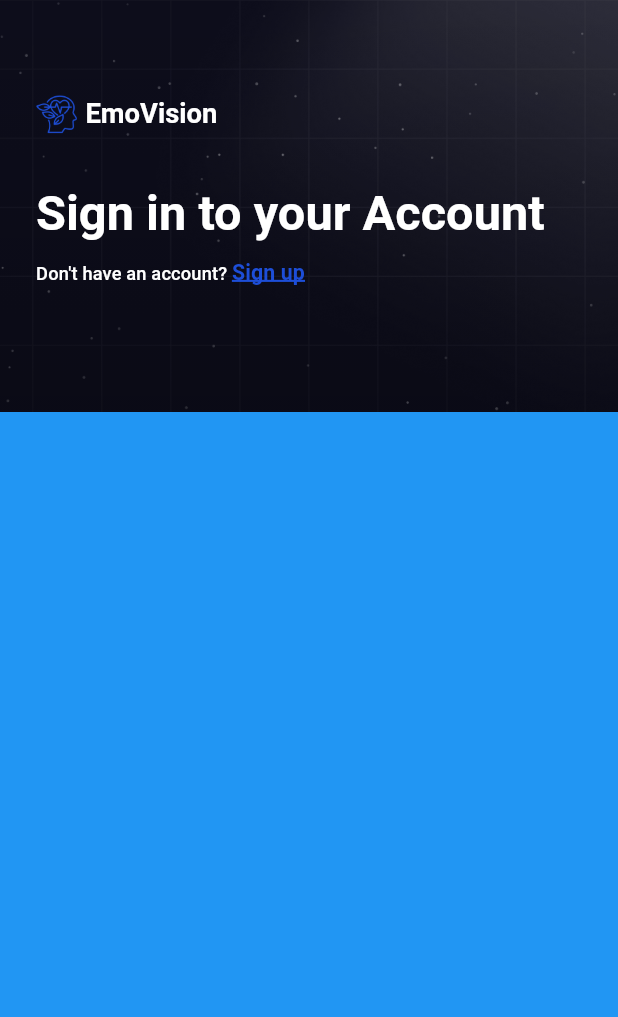
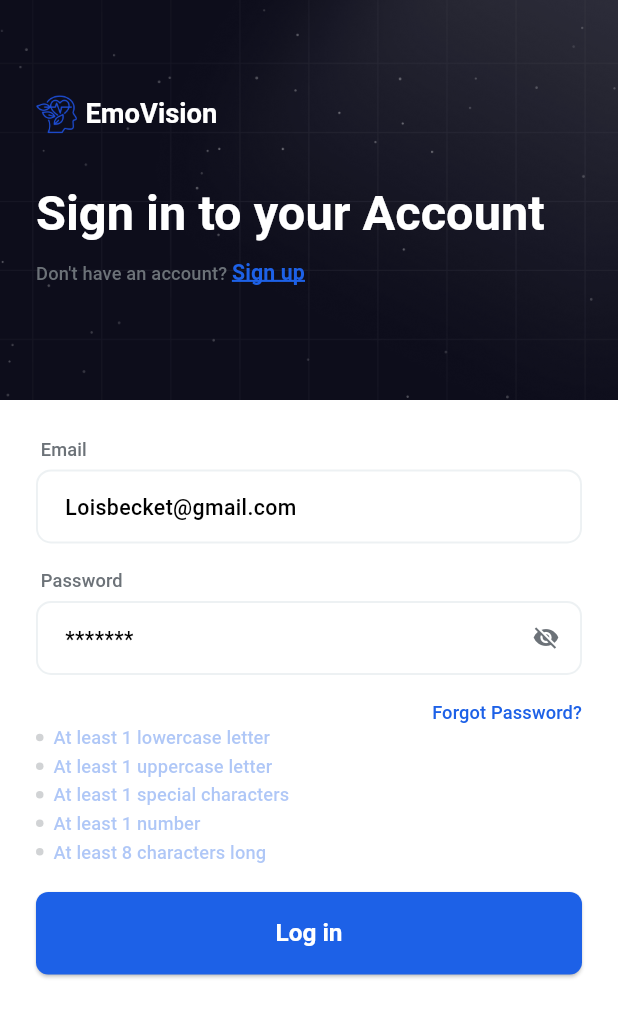
Before and after one commit to khaledNat3y/emo-vision, a Flutter app: the screen it shows after launch, on a phone screen of 412 x 824 dp. Shown: the top 1017 px of the screen. Run offline on Flutter 3.47's test engine with Material 3 defaults, Android fonts, the phone set to English and light mode, and no system bars; our stand-ins replace flutter_screenutil, flutter_secure_storage, shared_preferences, smooth_page_indicator; Roboto replaces fonts that are missing (LeagueSpartan).

Commit message:
-refactored app theme and added login form with validation -simplified theme configuration by removing unused components -updated color scheme with new primary color and grey variants -added login form widget with email/password fields and validation -implemented password strength validation with visual indicators -created reusable text form field and button components -updated login screen layout to use form instead of placeholder

```diff
--- a/lib/core/theming/app_colors.dart
+++ b/lib/core/theming/app_colors.dart
@@ -5,9 +5,9 @@ abstract class AppColors {
   static const Color backgroundLight = Color(0xffffffff);
   static const Color surfaceLight = Color(0xffffffff);
   static const Color textPrimaryLight = Color(0xff0F172A);
-  static const Color textSecondaryLight = Color(0xff64748B);
+  static const Color grey = Color(0xff6C7278);
   static const Color textTertiaryLight = Color(0xff94A3B8);
-  static const Color borderLight = Color(0xffe5e5e5);
+  static const Color borderLight = Color(0xffEDF1F3);
   static const Color dividerLight = Color(0xfff0f0f0);
 
   // Dark Theme Colors
@@ -22,8 +22,8 @@ abstract class AppColors {
   // Common Colors
   static const Color white = Color(0xffffffff);
   static const Color black = Color(0xff000000);
-  static const Color primary = Color(0xff1d4ed8);
-  static const Color primaryDark = Color(0xff2563EB);
+  static const Color primary = Color(0xff1D61E7);
+  static const Color primaryDark = Color(0xff1d4ed8); /// don't use this color
   static const Color secondary = Color(0xff06B6D4);
   static const Color tertiary = Color(0xff8B5CF6);
   static const Color success = Color(0xff10b981);
--- a/lib/core/theming/app_text_theme.dart
+++ b/lib/core/theming/app_text_theme.dart
@@ -63,7 +63,7 @@ abstract class AppTextTheme {
   static TextStyle font18MediumSecondary = TextStyle(
     fontSize: 18.sp,
     fontWeight: FontWeightHelper.medium,
-    color: AppColors.textSecondaryLight,
+    color: AppColors.grey,
   );
 
   static TextStyle font14RegularTertiary = TextStyle(
--- a/lib/core/theming/app_theme.dart
+++ b/lib/core/theming/app_theme.dart
@@ -15,53 +15,12 @@ class AppTheme {
       tertiary: AppColors.tertiary,
       error: AppColors.error,
       onSurface: AppColors.textPrimaryLight,
-      onPrimary: AppColors.white,
+      // onPrimary: AppColors.white,
     ),
     scaffoldBackgroundColor: AppColors.backgroundLight,
 
-    // App Bar Theme
-    appBarTheme: AppBarTheme(
-      backgroundColor: AppColors.surfaceLight,
-      foregroundColor: AppColors.textPrimaryLight,
-      elevation: 0,
-      centerTitle: true,
-      titleTextStyle: TextStyle(
-        fontSize: 20.sp,
-        fontWeight: FontWeightHelper.bold,
-        color: AppColors.textPrimaryLight,
-      ),
-    ),
 
     // Input Decoration Theme
-    inputDecorationTheme: InputDecorationTheme(
-      filled: true,
-      fillColor: AppColors.backgroundLight,
-      contentPadding: EdgeInsets.symmetric(horizontal: 16.w, vertical: 12.h),
-      border: OutlineInputBorder(
-        borderRadius: BorderRadius.circular(8.r),
-        borderSide: BorderSide(color: AppColors.borderLight),
-      ),
-      enabledBorder: OutlineInputBorder(
-        borderRadius: BorderRadius.circular(8.r),
-        borderSide: BorderSide(color: AppColors.borderLight),
-      ),
-      focusedBorder: OutlineInputBorder(
-        borderRadius: BorderRadius.circular(8.r),
-        borderSide: BorderSide(color: AppColors.primary, width: 2),
-      ),
-      labelStyle: TextStyle(
-        fontSize: 14.sp,
-        fontWeight: FontWeightHelper.medium,
-        color: AppColors.textSecondaryLight,
-      ),
-      hintStyle: TextStyle(
-        fontSize: 14.sp,
-        fontWeight: FontWeightHelper.regular,
-        color: AppColors.textTertiaryLight,
-      ),
-      prefixIconColor: AppColors.textSecondaryLight,
-      suffixIconColor: AppColors.textSecondaryLight,
-    ),
 
     // Button Themes
     elevatedButtonTheme: ElevatedButtonThemeData(
@@ -136,22 +95,23 @@ class AppTheme {
       titleMedium: TextStyle(
         fontSize: 14.sp,
         fontWeight: FontWeightHelper.medium,
-        color: AppColors.textSecondaryLight,
+        color: AppColors.grey,
       ),
       titleSmall: TextStyle(
         fontSize: 12.sp,
         fontWeight: FontWeightHelper.medium,
-        color: AppColors.white,
+        color: AppColors.grey,
       ),
       bodyLarge: TextStyle(
         fontSize: 16.sp,
         fontWeight: FontWeightHelper.regular,
         color: AppColors.textPrimaryLight,
       ),
+      /// used in login screen form
       bodyMedium: TextStyle(
         fontSize: 14.sp,
-        fontWeight: FontWeightHelper.regular,
-        color: AppColors.textSecondaryLight,
+        fontWeight: FontWeightHelper.medium,
+        color: AppColors.black,
       ),
       bodySmall: TextStyle(
         fontSize: 12.sp,
@@ -160,21 +120,8 @@ class AppTheme {
       ),
     ),
 
-    // Card Theme
-    cardTheme: CardThemeData(
-      color: AppColors.surfaceLight,
-      elevation: 2,
-      shape: RoundedRectangleBorder(
-        borderRadius: BorderRadius.circular(12.r),
-      ),
-    ),
 
-    // Divider Theme
-    dividerTheme: DividerThemeData(
-      color: AppColors.dividerLight,
-      space: 16.h,
-      thickness: 1,
-    ),
+
   );
 
   static ThemeData darkMode = ThemeData(
@@ -182,7 +129,7 @@ class AppTheme {
     useMaterial3: true,
     brightness: Brightness.dark,
     colorScheme: const ColorScheme.dark(
-      // surface: AppColors.surfaceDark,
+      surface: AppColors.surfaceDark,
       primary: AppColors.primary,
       secondary: AppColors.secondary,
       tertiary: AppColors.tertiary,
@@ -192,49 +139,7 @@ class AppTheme {
     ),
     scaffoldBackgroundColor: AppColors.backgroundDark,
 
-    // App Bar Theme
-    appBarTheme: AppBarTheme(
-      backgroundColor: AppColors.surfaceDark,
-      foregroundColor: AppColors.textPrimaryDark,
-      elevation: 0,
-      centerTitle: true,
-      titleTextStyle: TextStyle(
-        fontSize: 20.sp,
-        fontWeight: FontWeightHelper.bold,
-        color: AppColors.textPrimaryDark,
-      ),
-    ),
-
     // Input Decoration Theme
-    inputDecorationTheme: InputDecorationTheme(
-      filled: true,
-      fillColor: AppColors.surfaceDark,
-      contentPadding: EdgeInsets.symmetric(horizontal: 16.w, vertical: 12.h),
-      border: OutlineInputBorder(
-        borderRadius: BorderRadius.circular(8.r),
-        borderSide: BorderSide(color: AppColors.borderDark),
-      ),
-      enabledBorder: OutlineInputBorder(
-        borderRadius: BorderRadius.circular(8.r),
-        borderSide: BorderSide(color: AppColors.borderDark),
-      ),
-      focusedBorder: OutlineInputBorder(
-        borderRadius: BorderRadius.circular(8.r),
-        borderSide: BorderSide(color: AppColors.primary, width: 2),
-      ),
-      labelStyle: TextStyle(
-        fontSize: 14.sp,
-        fontWeight: FontWeightHelper.medium,
-        color: AppColors.textSecondaryDark,
-      ),
-      hintStyle: TextStyle(
-        fontSize: 14.sp,
-        fontWeight: FontWeightHelper.regular,
-        color: AppColors.textTertiaryDark,
-      ),
-      prefixIconColor: AppColors.textSecondaryDark,
-      suffixIconColor: AppColors.textSecondaryDark,
-    ),
 
     // Button Themes
     elevatedButtonTheme: ElevatedButtonThemeData(
@@ -333,20 +238,5 @@ class AppTheme {
       ),
     ),
 
-    // Card Theme
-    cardTheme: CardThemeData(
-      color: AppColors.surfaceDark,
-      elevation: 2,
-      shape: RoundedRectangleBorder(
-        borderRadius: BorderRadius.circular(12.r),
-      ),
-    ),
-
-    // Divider Theme
-    dividerTheme: DividerThemeData(
-      color: AppColors.dividerDark,
-      space: 16.h,
-      thickness: 1,
-    ),
   );
 }
--- /dev/null
+++ b/lib/core/widgets/app_text_form_field.dart
@@ -0,0 +1,72 @@
+import 'package:flutter/material.dart';
+import 'package:flutter_screenutil/flutter_screenutil.dart';
+
+import '../theming/app_colors.dart';
+
+class AppTextFormField extends StatelessWidget {
+  final EdgeInsetsGeometry? contentPadding;
+  final InputBorder? focusedBorder;
+  final InputBorder? enabledBorder;
+  final TextStyle? inputTextStyle;
+  final TextStyle? hintStyle;
+  final String hintText;
+  final bool? isObscureText;
+  final Widget? suffixIcon;
+  final Color? backgroundColor;
+  final TextEditingController? controller;
+  final Function(String?) validator;
+
+  const AppTextFormField(
+      {super.key,
+        required this.hintText,
+        this.isObscureText,
+        this.contentPadding,
+        this.focusedBorder,
+        this.enabledBorder,
+        this.inputTextStyle,
+        this.hintStyle,
+        this.suffixIcon,
+        this.backgroundColor,
+        this.controller,
+        required this.validator});
+
+  @override
+  Widget build(BuildContext context) {
+    return TextFormField(
+      controller: controller,
+      cursorColor: AppColors.primary,
+      decoration: InputDecoration(
+        fillColor: backgroundColor ?? Theme.of(context).colorScheme.surface,
+        filled: true,
+        isDense: true,
+        contentPadding: contentPadding ??
+            EdgeInsets.symmetric(horizontal: 14.0.w, vertical: 12.5.h),
+        focusedBorder: focusedBorder ?? OutlineInputBorder(
+          borderSide: const BorderSide(width: 1.3, color: AppColors.primary),
+          borderRadius: BorderRadius.circular(16.0),
+        ),
+        hintFadeDuration: const Duration(milliseconds: 500),
+        focusedErrorBorder: OutlineInputBorder(
+          borderSide: const BorderSide(width: 1.3, color: AppColors.error),
+          borderRadius: BorderRadius.circular(16.0),
+        ),
+        enabledBorder: enabledBorder ?? OutlineInputBorder(
+          borderSide: const BorderSide(width: 1.3, color: AppColors.borderLight),
+          borderRadius: BorderRadius.circular(10.0),
+        ),
+        errorBorder: OutlineInputBorder(
+          borderSide: const BorderSide(width: 1.3, color: AppColors.error),
+          borderRadius: BorderRadius.circular(16.0),
+        ),
+        hintText: hintText,
+        hintStyle: hintStyle ?? Theme.of(context).textTheme.bodyMedium?.copyWith(color: AppColors.black),
+        suffixIcon: suffixIcon,
+      ),
+      obscureText: isObscureText ?? false,
+      // style: AppTheme.font14DarkBlueMedium,
+      validator: (value) {
+        return validator(value);
+      },
+    );
+  }
+}
--- /dev/null
+++ b/lib/core/widgets/custom_button.dart
@@ -0,0 +1,32 @@
+import 'package:flutter/material.dart';
+
+import '../theming/app_colors.dart';
+
+class CustomButton extends StatelessWidget {
+  final String text;
+  const CustomButton({
+    super.key,
+    required this.formKey, required this.text,
+  });
+
+  final GlobalKey<FormState> formKey;
+
+  @override
+  Widget build(BuildContext context) {
+    return Center(
+      child: ElevatedButton(
+        style: ElevatedButton.styleFrom(
+          // padding: EdgeInsets.symmetric(vertical: 14, horizontal: 32),
+          backgroundColor: AppColors.primary,
+          minimumSize: const Size.fromHeight(55),
+        ),
+        onPressed: () {
+          if (formKey.currentState!.validate()) {
+            // context.read<LoginCubit>().login();
+          }
+        },
+        child: Text(text),
+      ),
+    );
+  }
+}
--- /dev/null
+++ b/lib/core/widgets/password_validation.dart
@@ -0,0 +1,63 @@
+import 'package:flutter/material.dart';
+import 'package:flutter_screenutil/flutter_screenutil.dart';
+
+import '../helpers/spacing.dart';
+import '../theming/app_colors.dart';
+
+class PasswordValidation extends StatelessWidget {
+  final bool hasLowerCase;
+  final bool hasUpperCase;
+  final bool hasSpecialCharacters;
+  final bool hasNumber;
+  final bool hasMinLength;
+
+  const PasswordValidation(
+      {super.key,
+      required this.hasLowerCase,
+      required this.hasUpperCase,
+      required this.hasSpecialCharacters,
+      required this.hasNumber,
+      required this.hasMinLength});
+
+  @override
+  Widget build(BuildContext context) {
+    return Column(
+      children: [
+        buildValidationRow('At least 1 lowercase letter', hasLowerCase, context),
+        2.verticalSpace,
+        buildValidationRow('At least 1 uppercase letter', hasUpperCase, context),
+        2.verticalSpace,
+        buildValidationRow('At least 1 special characters', hasSpecialCharacters, context),
+        2.verticalSpace,
+        buildValidationRow('At least 1 number', hasNumber, context),
+        2.verticalSpace,
+        buildValidationRow('At least 8 characters long', hasMinLength, context),
+        2.verticalSpace,
+
+      ],
+    );
+  }
+
+  Widget buildValidationRow(String text, bool hasValidated, context) {
+    return Row(
+      children: [
+        CircleAvatar(
+          radius: 2.5,
+          backgroundColor: hasValidated ? AppColors.primary : AppColors.grey.withAlpha(80),
+        ),
+        horizontalSpace(6),
+        Row(
+          children: [
+            Text(text, style: Theme.of(context).textTheme.titleSmall?.copyWith(
+            //   decoration: hasValidated ? TextDecoration.lineThrough : null,
+            // decorationColor: AppColors.black,
+            decorationThickness: 2,
+            color: hasValidated ? AppColors.primary : AppColors.primary.withAlpha(90)),),
+            2.horizontalSpace,
+            Icon(hasValidated ? Icons.check : null, color: hasValidated ? AppColors.primary : AppColors.primary.withAlpha(90), size: 16.sp,)
+          ],
+        )
+      ],
+    );
+  }
+}
--- a/lib/features/login_screen/ui/login_screen.dart
+++ b/lib/features/login_screen/ui/login_screen.dart
@@ -1,34 +1,14 @@
-import 'package:facial_emotional_detection_graduation_project/core/helpers/app_assets.dart';
-import 'package:facial_emotional_detection_graduation_project/features/login_screen/ui/widgets/login_screen_header_column.dart';
 import 'package:flutter/material.dart';
+
+import 'login_screen_body.dart';
 
 class LoginScreen extends StatelessWidget {
   const LoginScreen({super.key});
 
   @override
   Widget build(BuildContext context) {
-    return Scaffold(
-      body: Column(
-        crossAxisAlignment: CrossAxisAlignment.start,
-        children: [
-          Expanded(
-            child: Stack(
-              children: [
-                Container(
-                  decoration: const BoxDecoration(
-                    image: DecorationImage(
-                      image: AssetImage(AppAssets.loginScreenHead),
-                      fit: BoxFit.cover,
-                    ),
-                  ),
-                ),
-                const LoginScreenHeaderColumn(),
-              ],
-            ),
-          ),
-          Expanded(flex: 2, child: Container(color: Colors.blue)),
-        ],
-      ),
+    return const Scaffold(
+      body: LoginScreenBody(),
     );
   }
 }
--- /dev/null
+++ b/lib/features/login_screen/ui/login_screen_body.dart
@@ -0,0 +1,36 @@
+import 'package:facial_emotional_detection_graduation_project/features/login_screen/ui/widgets/login_form.dart';
+import 'package:facial_emotional_detection_graduation_project/features/login_screen/ui/widgets/login_screen_header_column.dart';
+import 'package:flutter/material.dart';
+
+import '../../../core/helpers/app_assets.dart';
+
+class LoginScreenBody extends StatelessWidget {
+  const LoginScreenBody({super.key});
+
+  @override
+  Widget build(BuildContext context) {
+    return SingleChildScrollView(
+      child: Column(
+        crossAxisAlignment: CrossAxisAlignment.start,
+        children: [
+          Stack(
+            children: [
+              Container(
+                width: double.infinity,
+                height: MediaQuery.of(context).size.height * 0.32389,
+                decoration: const BoxDecoration(
+                  image: DecorationImage(
+                    image: AssetImage(AppAssets.loginScreenHead),
+                    fit: BoxFit.fitWidth,
+                  ),
+                ),
+              ),
+              const LoginScreenHeaderColumn(),
+            ],
+          ),
+          const LoginForm(),
+        ],
+      ),
+    );
+  }
+}
--- a/lib/features/login_screen/ui/widgets/dont_have_account_widget.dart
+++ b/lib/features/login_screen/ui/widgets/dont_have_account_widget.dart
@@ -1,6 +1,8 @@
+import 'package:flutter/gestures.dart';
 import 'package:flutter/material.dart';
 import 'package:flutter_screenutil/flutter_screenutil.dart';
 
+import '../../../../core/routing/routes.dart';
 import '../../../../core/theming/font_weight_helper.dart';
 
 class DontHaveAccountWidget extends StatelessWidget {
@@ -25,6 +27,10 @@ class DontHaveAccountWidget extends StatelessWidget {
                 decorationColor: Theme.of(context).colorScheme.primary,
                 decorationThickness: 2,
               ),
+              recognizer: TapGestureRecognizer()
+                ..onTap = () {
+                  Navigator.of(context).pushNamed(Routes.signupScreen);
+                },
             ),
           ],
         )
--- /dev/null
+++ b/lib/features/login_screen/ui/widgets/login_form.dart
@@ -0,0 +1,122 @@
+import 'package:facial_emotional_detection_graduation_project/core/theming/app_colors.dart';
+import 'package:facial_emotional_detection_graduation_project/core/widgets/app_text_form_field.dart';
+import 'package:facial_emotional_detection_graduation_project/core/widgets/password_validation.dart';
+import 'package:flutter/material.dart';
+import 'package:flutter_screenutil/flutter_screenutil.dart';
+
+import '../../../../core/helpers/app_regex.dart';
+import '../../../../core/widgets/custom_button.dart';
+
+class LoginForm extends StatefulWidget {
+  const LoginForm({super.key});
+
+  @override
+  State<LoginForm> createState() => _LoginFormState();
+}
+
+class _LoginFormState extends State<LoginForm> {
+  final formKey = GlobalKey<FormState>();
+  bool isObscure = true;
+
+  bool hasLowercase = false;
+  bool hasUppercase = false;
+  bool hasSpecialCharacters = false;
+  bool hasNumber = false;
+  bool hasMinLength = false;
+
+  late TextEditingController passwordController;
+
+  @override
+  void initState() {
+    super.initState();
+    // passwordController = context.read<LoginCubit>().passwordController;
+    passwordController = TextEditingController();
+    setupPasswordControllerListener();
+  }
+
+  void setupPasswordControllerListener() {
+    passwordController.addListener(() {
+      setState(() {
+        hasLowercase = AppRegex.hasLowerCase(passwordController.text);
+        hasUppercase = AppRegex.hasUpperCase(passwordController.text);
+        hasSpecialCharacters = AppRegex.hasSpecialCharacter(
+          passwordController.text,
+        );
+        hasNumber = AppRegex.hasNumber(passwordController.text);
+        hasMinLength = AppRegex.hasMinLength(passwordController.text);
+      });
+    });
+  }
+
+  @override
+  Widget build(BuildContext context) {
+    return Form(
+      key: formKey,
+      child: Padding(
+        padding: const EdgeInsets.all(24),
+        child: Column(
+          crossAxisAlignment: CrossAxisAlignment.start,
+          children: [
+            Text(" Email", style: Theme.of(context).textTheme.titleSmall),
+            5.verticalSpace,
+            AppTextFormField(
+              hintText: "Loisbecket@gmail.com",
+              validator: (value) {
+                if (value == null ||
+                    value.isEmpty ||
+                    !AppRegex.isEmailValid(value)) {
+                  return 'Please enter a valid email';
+                }
+              },
+            ),
+            16.verticalSpace,
+            Text(" Password", style: Theme.of(context).textTheme.titleSmall),
+            5.verticalSpace,
+            AppTextFormField(
+              controller: passwordController,
+              hintText: "*******",
+              validator: (value) {
+                if (value == null || value.isEmpty) {
+                  return 'Please enter a valid password';
+                }
+              },
+              isObscureText: isObscure,
+              suffixIcon: IconButton(
+                onPressed: () {
+                  setState(() {
+                    isObscure = !isObscure;
+                  });
+                },
+                icon: Icon(isObscure ? Icons.visibility_off : Icons.visibility),
+                color: AppColors.grey,
+              ),
+            ),
+            16.verticalSpace,
+            Align(
+              alignment: Alignment.centerRight,
+              child: GestureDetector(
+                child: Text("Forgot Password?", style: Theme.of(context).textTheme.titleSmall?.copyWith(color: AppColors.primary)),
+                onTap: () {},
+              ),
+            ),
+            PasswordValidation(
+              hasLowerCase: hasLowercase,
+              hasUpperCase: hasUppercase,
+              hasSpecialCharacters: hasSpecialCharacters,
+              hasNumber: hasNumber,
+              hasMinLength: hasMinLength,
+            ),
+            16.verticalSpace,
+            CustomButton(formKey: formKey, text: 'Log in',)
+          ],
+        ),
+      ),
+    );
+  }
+
+  @override
+  void dispose() {
+    passwordController.dispose();
+    super.dispose();
+  }
+}
--- a/lib/features/login_screen/ui/widgets/login_screen_header_column.dart
+++ b/lib/features/login_screen/ui/widgets/login_screen_header_column.dart
@@ -11,18 +11,7 @@ class LoginScreenHeaderColumn extends StatelessWidget {
 
   @override
   Widget build(BuildContext context) {
-    return Container(
-      decoration: BoxDecoration(
-        gradient: LinearGradient(
-          begin: Alignment.topCenter,
-          end: Alignment.bottomCenter,
-          colors: [
-            Colors.transparent,
-            Colors.black.withValues(alpha: 0.2),
-          ],
-        ),
-      ),
-      child: Padding(
+    return Padding(
       padding: const EdgeInsets.symmetric(horizontal: 24, vertical: 32),
       child: Column(
         crossAxisAlignment: CrossAxisAlignment.start,
@@ -38,7 +27,6 @@ class LoginScreenHeaderColumn extends StatelessWidget {
           const DontHaveAccountWidget(),
         ],
       ),
-      ),
     );
   }
 }
--- a/lib/main.dart
+++ b/lib/main.dart
@@ -1,10 +1,12 @@
 import 'package:facial_emotional_detection_graduation_project/emovision_app.dart';
 import 'package:flutter/material.dart';
 import 'package:flutter/services.dart';
+import 'package:flutter_screenutil/flutter_screenutil.dart';
 
 import 'core/theming/app_colors.dart';
-void main() {
+void main() async{
   WidgetsFlutterBinding.ensureInitialized();
+  await ScreenUtil.ensureScreenSize();
   SystemChrome.setSystemUIOverlayStyle(SystemUiOverlayStyle(
     statusBarColor: AppColors.white.withValues(alpha: 0.04),
   ));
```
Lines whose indentation alone changed are shown as unchanged.
